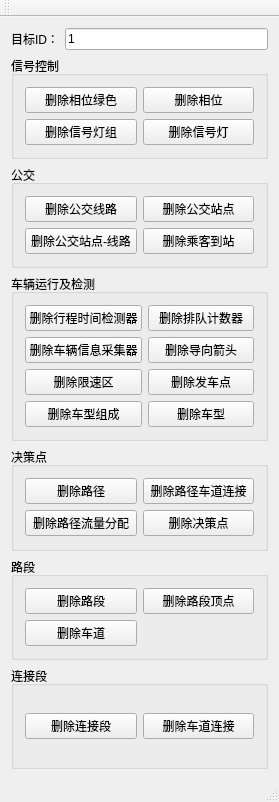
Before: the Qt Designer form TESS_API_EXAMPLE.ui in tess-ng/TessNGDB, drawn with Qt 5.
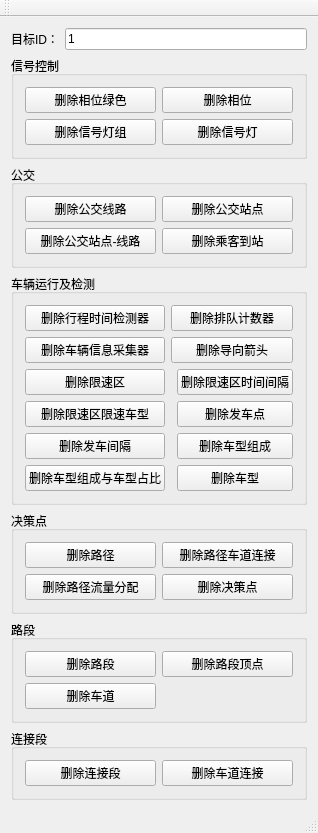
After: the same form once the commit is applied.

Diff of the .ui file:
```diff
--- a/TESS_API_EXAMPLE.ui
+++ b/TESS_API_EXAMPLE.ui
@@ -6,7 +6,7 @@
    <rect>
     <x>0</x>
     <y>0</y>
-    <width>279</width>
+    <width>306</width>
     <height>802</height>
    </rect>
   </property>
@@ -113,13 +113,6 @@
        <string>车辆运行及检测</string>
       </property>
       <layout class="QGridLayout" name="gridLayout_5">
-       <item row="0" column="0">
-        <widget class="QPushButton" name="btnVehicleTravelDetector">
-         <property name="text">
-          <string>删除行程时间检测器</string>
-         </property>
-        </widget>
-       </item>
        <item row="0" column="1" colspan="2">
         <widget class="QPushButton" name="btnVehicleQueueCounter">
          <property name="text">
@@ -127,13 +120,6 @@
          </property>
         </widget>
        </item>
-       <item row="1" column="0">
-        <widget class="QPushButton" name="btnVehicleDrivInfoCollecter">
-         <property name="text">
-          <string>删除车辆信息采集器</string>
-         </property>
-        </widget>
-       </item>
        <item row="1" column="1" colspan="2">
         <widget class="QPushButton" name="btnGuideArrow">
          <property name="text">
@@ -141,6 +127,27 @@
          </property>
         </widget>
        </item>
+       <item row="1" column="0">
+        <widget class="QPushButton" name="btnVehicleDrivInfoCollecter">
+         <property name="text">
+          <string>删除车辆信息采集器</string>
+         </property>
+        </widget>
+       </item>
+       <item row="4" column="0">
+        <widget class="QPushButton" name="btnDepartureInterval">
+         <property name="text">
+          <string>删除发车间隔</string>
+         </property>
+        </widget>
+       </item>
+       <item row="0" column="0">
+        <widget class="QPushButton" name="btnVehicleTravelDetector">
+         <property name="text">
+          <string>删除行程时间检测器</string>
+         </property>
+        </widget>
+       </item>
        <item row="2" column="0">
         <widget class="QPushButton" name="btnReduceSpeedArea">
          <property name="text">
@@ -148,7 +155,35 @@
          </property>
         </widget>
        </item>
-       <item row="2" column="1" colspan="2">
+       <item row="5" column="0">
+        <widget class="QPushButton" name="btnVehicleConsDetail">
+         <property name="text">
+          <string>删除车型组成与车型占比</string>
+         </property>
+        </widget>
+       </item>
+       <item row="5" column="2">
+        <widget class="QPushButton" name="btnVehicleType">
+         <property name="text">
+          <string>删除车型</string>
+         </property>
+        </widget>
+       </item>
+       <item row="4" column="2">
+        <widget class="QPushButton" name="btnVehicleConstitutent">
+         <property name="text">
+          <string>删除车型组成</string>
+         </property>
+        </widget>
+       </item>
+       <item row="2" column="2">
+        <widget class="QPushButton" name="btnReduceSpeedInterval">
+         <property name="text">
+          <string>删除限速区时间间隔</string>
+         </property>
+        </widget>
+       </item>
+       <item row="3" column="2">
         <widget class="QPushButton" name="btnDeparturePoint">
          <property name="text">
           <string>删除发车点</string>
@@ -156,16 +191,9 @@
         </widget>
        </item>
        <item row="3" column="0">
-        <widget class="QPushButton" name="btnVehicleConstitutent">
+        <widget class="QPushButton" name="btnReduceSpeedVehiType">
          <property name="text">
-          <string>删除车型组成</string>
-         </property>
-        </widget>
-       </item>
-       <item row="3" column="1" colspan="2">
-        <widget class="QPushButton" name="btnVehicleType">
-         <property name="text">
-          <string>删除车型</string>
+          <string>删除限速区限速车型</string>
          </property>
         </widget>
        </item>
@@ -269,7 +297,7 @@
     <rect>
      <x>0</x>
      <y>0</y>
-     <width>279</width>
+     <width>306</width>
      <height>23</height>
     </rect>
    </property>
```
Left out of the diff: 19 changed lines with no effect on the pictures.
